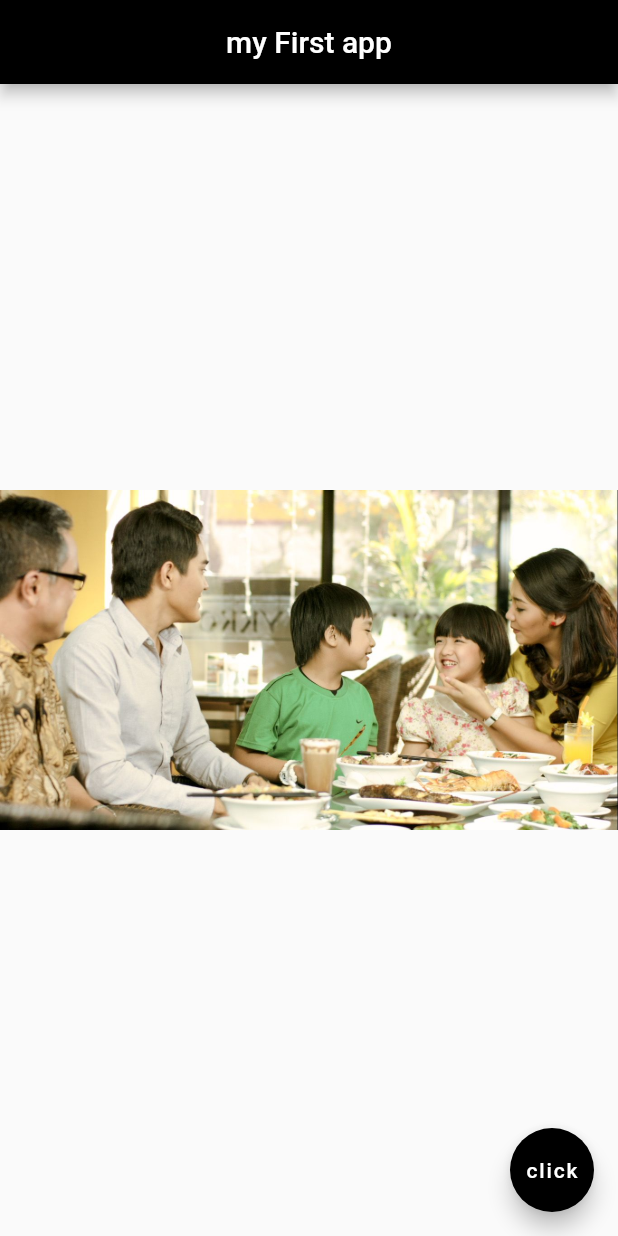
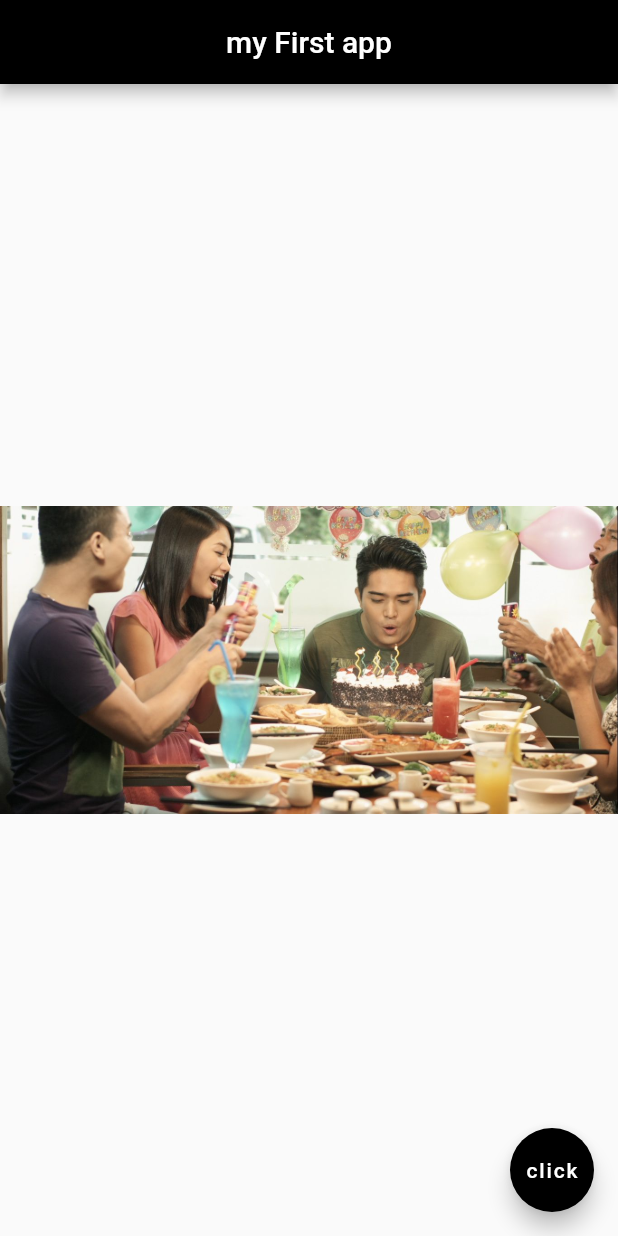
Before and after one commit to zinmyoswe/Flutter-Learning, a Flutter app: the screen it shows after launch, on a phone screen of 412 x 824 dp. Run offline on Flutter 3.47's test engine with Material 2 defaults, Android fonts, the phone set to English and light mode, and no system bars.

Commit message:
my changes

```diff
--- a/lib/main.dart
+++ b/lib/main.dart
@@ -15,9 +15,7 @@ class Home extends StatelessWidget {
 
       ),
       body: Center(
-        child: Image(
-            image: AssetImage('assets/a (1).jpg'),
-        ),
+        child: Image.asset('assets/a (3).jpg'),
 
       ),
       floatingActionButton: FloatingActionButton(
```
